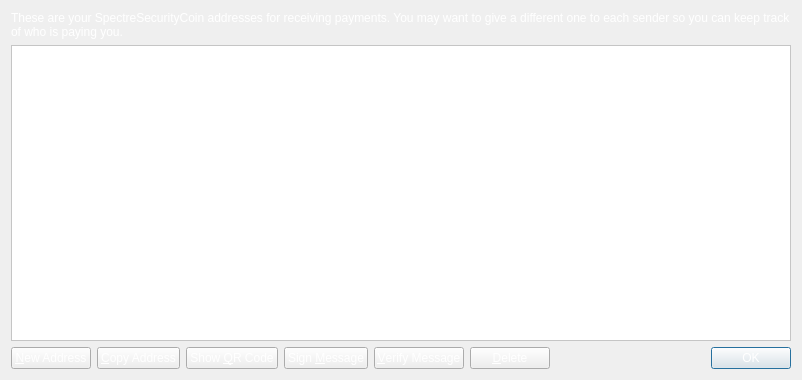
Above: src/qt/forms/addressbookpage.ui from SpectreSecurityCoin/SpectreSecurityCoin before the change. Below: the same form after it.
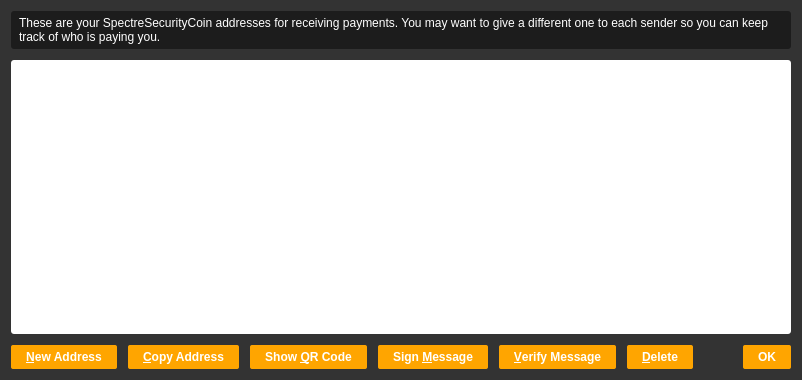
That is the form after the change.

What changed in the file:
```diff
--- a/src/qt/forms/addressbookpage.ui
+++ b/src/qt/forms/addressbookpage.ui
@@ -14,11 +14,18 @@
    <string>Address Book</string>
   </property>
   <property name="styleSheet">
-   <string notr="true">color: rgb(255, 255, 255);</string>
+   <string notr="true">background-color:rgb(51, 51, 51);</string>
   </property>
   <layout class="QVBoxLayout" name="verticalLayout">
    <item>
     <widget class="QLabel" name="labelExplanation">
+     <property name="styleSheet">
+      <string notr="true">background-color:rgb(28, 28, 28);
+color: rgb(255, 255, 255);
+border-radius:3px;
+padding:5px;
+margin-bottom:5px;</string>
+     </property>
      <property name="text">
       <string>These are your SpectreSecurityCoin addresses for receiving payments. You may want to give a different one to each sender so you can keep track of who is paying you.</string>
      </property>
@@ -40,7 +47,8 @@
      </property>
      <property name="styleSheet">
       <string notr="true">background-color: rgb(255, 255, 255);
-color: rgb(0, 0, 0);</string>
+color: rgb(0, 0, 0);
+border-radius:3px;</string>
      </property>
      <property name="tabKeyNavigation">
       <bool>false</bool>
@@ -66,6 +74,15 @@
        <property name="toolTip">
         <string>Create a new address</string>
        </property>
+       <property name="styleSheet">
+        <string notr="true">background-color: rgb(255, 165, 0); 
+font: 75 10pt 'Ubuntu';
+font-weight:bold; 
+border-radius:2px; 
+padding:5px 15px;
+color: rgb(255, 255, 255);
+margin:5px 5px 0px 0px;</string>
+       </property>
        <property name="text">
         <string>&amp;New Address</string>
        </property>
@@ -76,6 +93,15 @@
        <property name="toolTip">
         <string>Copy the currently selected address to the system clipboard</string>
        </property>
+       <property name="styleSheet">
+        <string notr="true">background-color: rgb(255, 165, 0); 
+font: 75 10pt 'Ubuntu';
+font-weight:bold; 
+border-radius:2px; 
+padding:5px 15px;
+color: rgb(255, 255, 255);
+margin:5px 5px 0px 0px;</string>
+       </property>
        <property name="text">
         <string>&amp;Copy Address</string>
        </property>
@@ -83,6 +109,15 @@
      </item>
      <item>
       <widget class="QPushButton" name="showQRCode">
+       <property name="styleSheet">
+        <string notr="true">background-color: rgb(255, 165, 0); 
+font: 75 10pt 'Ubuntu';
+font-weight:bold; 
+border-radius:2px; 
+padding:5px 15px;
+color: rgb(255, 255, 255);
+margin:5px 5px 0px 0px;</string>
+       </property>
        <property name="text">
         <string>Show &amp;QR Code</string>
        </property>
@@ -93,6 +128,15 @@
        <property name="toolTip">
         <string>Sign a message to prove you own a SpectreSecurityCoin address</string>
        </property>
+       <property name="styleSheet">
+        <string notr="true">background-color: rgb(255, 165, 0); 
+font: 75 10pt 'Ubuntu';
+font-weight:bold; 
+border-radius:2px; 
+padding:5px 15px;
+color: rgb(255, 255, 255);
+margin:5px 5px 0px 0px;</string>
+       </property>
        <property name="text">
         <string>Sign &amp;Message</string>
        </property>
@@ -103,6 +147,15 @@
        <property name="toolTip">
         <string>Verify a message to ensure it was signed with a specified SpectreSecurityCoin address</string>
        </property>
+       <property name="styleSheet">
+        <string notr="true">background-color: rgb(255, 165, 0); 
+font: 75 10pt 'Ubuntu';
+font-weight:bold; 
+border-radius:2px; 
+padding:5px 15px;
+color: rgb(255, 255, 255);
+margin:5px 5px 0px 0px;</string>
+       </property>
        <property name="text">
         <string>&amp;Verify Message</string>
        </property>
@@ -113,6 +166,15 @@
        <property name="toolTip">
         <string>Delete the currently selected address from the list</string>
        </property>
+       <property name="styleSheet">
+        <string notr="true">background-color: rgb(255, 165, 0); 
+font: 75 10pt 'Ubuntu';
+font-weight:bold; 
+border-radius:2px; 
+padding:5px 15px;
+color: rgb(255, 255, 255);
+margin:5px 5px 0px 0px;</string>
+       </property>
        <property name="text">
         <string>&amp;Delete</string>
        </property>
@@ -139,6 +201,15 @@
          <verstretch>0</verstretch>
         </sizepolicy>
        </property>
+       <property name="styleSheet">
+        <string notr="true">background-color: rgb(255, 165, 0); 
+font: 75 10pt 'Ubuntu';
+font-weight:bold; 
+border-radius:2px; 
+padding:5px 15px;
+color: rgb(255, 255, 255);
+margin:5px 0px 0px 0px;</string>
+       </property>
        <property name="standardButtons">
         <set>QDialogButtonBox::Ok</set>
        </property>
```
